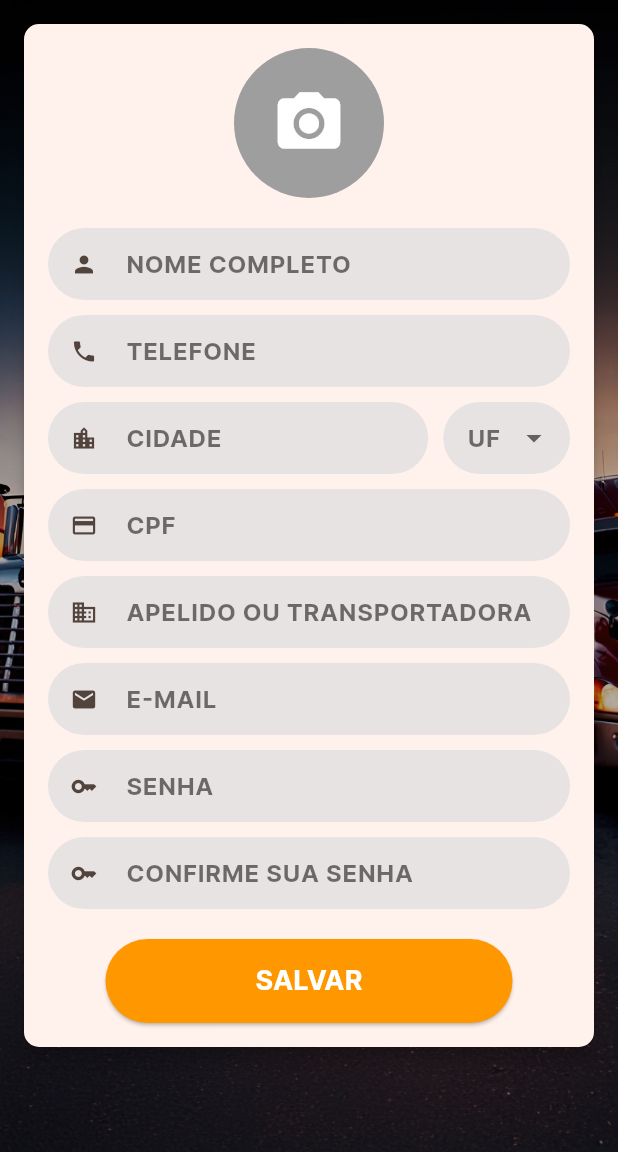
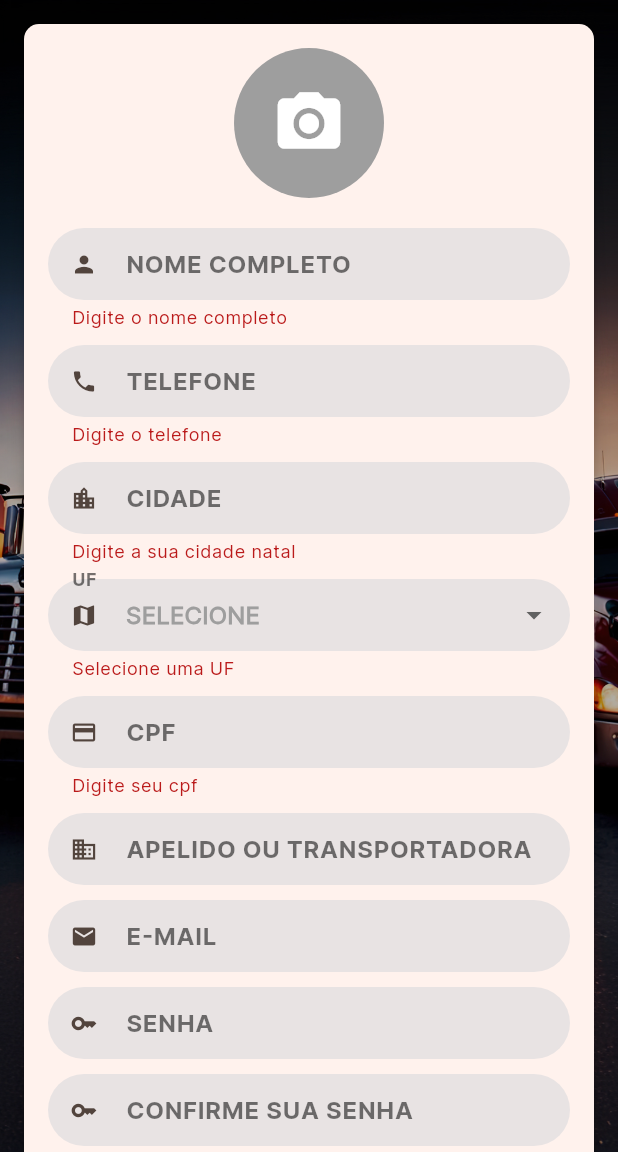
Before and after one commit to Luizgustavoo/rodocalc, a Flutter app: the SignUpView screen opened by its route, after a tap on "SALVAR", on a phone screen of 412 x 824 dp, the part 84-1236 px from its top. Run offline on Flutter 3.47's test engine with Material 3 defaults, Android fonts, the phone set to English and light mode, and no system bars; our stand-ins replace get, get_storage, image_cropper, image_picker; missing offline and left inert: graphic; accounts and stored records are empty.

Commit message:
validators

```diff
--- a/lib/app/data/controllers/login_controller.dart
+++ b/lib/app/data/controllers/login_controller.dart
@@ -58,4 +58,6 @@ class LoginController extends GetxController {
     repository.getLogout();
     loading.value = false;
   }
+
+
 }
--- a/lib/app/data/controllers/signup_controller.dart
+++ b/lib/app/data/controllers/signup_controller.dart
@@ -91,4 +91,13 @@ class SignUpController extends GetxController {
       Get.snackbar('Erro', 'Nenhuma imagem selecionada');
     }
   }
+
+  Future <void> insert() async{
+    print(formSignupKey.currentState!.validate());
+    if(formSignupKey.currentState!.validate()){
+
+    }else{
+      print("erros");
+    }
+  }
 }
--- a/lib/app/data/providers/auth_provider.dart
+++ b/lib/app/data/providers/auth_provider.dart
@@ -62,11 +62,7 @@ class AuthApiClient {
       var request = http.MultipartRequest('POST', companyUrl);
 
       request.fields.addAll({
-        "nome": nome,
-        "cnpj": cnpj,
-        "responsavel": responsavel,
-        "telefone": telefone,
-        "nome_pessoa": nomePessoa,
+
         "user_id": ServiceStorage.getUserId().toString(),
         "status": "1"
       });
--- a/lib/app/modules/signup/signup_view.dart
+++ b/lib/app/modules/signup/signup_view.dart
@@ -1,9 +1,12 @@
 import 'dart:io';
+import 'dart:ui';
 
+import 'package:flutter/cupertino.dart';
 import 'package:flutter/material.dart';
 import 'package:get/get.dart';
 import 'package:image_picker/image_picker.dart';
 import 'package:rodocalc/app/data/controllers/signup_controller.dart';
+import 'package:rodocalc/app/utils/services.dart';
 
 class SignUpView extends GetView<SignUpController> {
   const SignUpView({super.key});
@@ -59,6 +62,7 @@ class SignUpView extends GetView<SignUpController> {
             padding: const EdgeInsets.all(16.0),
             child: Form(
               key: controller.formSignupKey,
+              autovalidateMode: AutovalidateMode.onUserInteraction,
               child: Column(
                 mainAxisAlignment: MainAxisAlignment.center,
                 children: [
@@ -100,6 +104,16 @@ class SignUpView extends GetView<SignUpController> {
                               prefixIcon: Icon(Icons.person),
                               labelText: 'NOME COMPLETO',
                             ),
+                            validator: (value) {
+                              if (value == null || value.isEmpty) {
+                                return "Digite o nome completo";
+                              }
+                              List<String> nameParts = value.split(' ');
+                              if (nameParts.length < 2) {
+                                return "Digite o nome completo (nome e sobrenome)";
+                              }
+                              return null;  // Return null if the input is valid
+                            },
                           ),
                           const SizedBox(height: 10),
                           TextFormField(
@@ -108,45 +122,63 @@ class SignUpView extends GetView<SignUpController> {
                               prefixIcon: Icon(Icons.phone),
                               labelText: 'TELEFONE',
                             ),
+                            validator: (value){
+                              if(value == null || value.isEmpty){
+                                return "Digite o telefone";
+                              }
+                            },
                           ),
                           const SizedBox(height: 10),
-                          Row(
+                          Column(
+                            crossAxisAlignment: CrossAxisAlignment.start,
                             children: [
-                              Expanded(
-                                flex: 3,
-                                child: TextFormField(
+                              TextFormField(
                                 controller: controller.txtCidadeController,
                                 decoration: const InputDecoration(
                                   prefixIcon: Icon(Icons.location_city),
                                   labelText: 'CIDADE',
                                 ),
+                                validator: (value) {
+                                  if (value == null || value.isEmpty) {
+                                    return "Digite a sua cidade natal";
+                                  }
+                                  return null;
+                                },
+                              ),
+                              const SizedBox(height: 10),
+                              Obx(() {
+                                return DropdownButtonFormField<String>(
+                                  value: controller.selectedState.value == '' ? null : controller.selectedState.value,
+                                  decoration: const InputDecoration(
+                                    prefixIcon: Icon(Icons.map),
+                                    labelText: 'UF',
+                                  ),
+                                  items: [
+                                    const DropdownMenuItem<String>(
+                                      value: null,
+                                      child: Text(
+                                        'SELECIONE',
+                                        style: TextStyle(fontWeight: FontWeight.bold, color: Colors.grey),
                                       ),
                                     ),
-                              const SizedBox(width: 10),
-                              Expanded(
-                                flex: 1,
-                                child: Obx(() {
-                                  return DropdownButtonFormField<String>(
-                                    value: controller.selectedState.value == ''
-                                        ? null
-                                        : controller.selectedState.value,
-                                    decoration: const InputDecoration(
-                                      labelText: 'UF',
-                                    ),
-                                    items:
-                                        controller.states.map((String state) {
+                                    ...controller.states.map((String state) {
                                       return DropdownMenuItem<String>(
                                         value: state,
                                         child: Text(state),
                                       );
                                     }).toList(),
+                                  ],
                                   onChanged: (newValue) {
-                                      controller.selectedState.value =
-                                          newValue!;
+                                    controller.selectedState.value = newValue!;
+                                  },
+                                  validator: (value) {
+                                    if (value == null) {
+                                      return "Selecione uma UF";
+                                    }
+                                    return null;
                                   },
                                 );
                               }),
-                              ),
                             ],
                           ),
                           const SizedBox(height: 10),
@@ -156,6 +188,14 @@ class SignUpView extends GetView<SignUpController> {
                               prefixIcon: Icon(Icons.credit_card),
                               labelText: 'CPF',
                             ),
+                            validator: (value){
+                              if(value == null || value.isEmpty){
+                                return "Digite seu cpf";
+                              }
+                              if(!Services.validCPF(value)){
+                                return "Digite um cpf válido";
+                              }
+                            },
                           ),
                           const SizedBox(height: 10),
                           TextFormField(
@@ -193,7 +233,9 @@ class SignUpView extends GetView<SignUpController> {
                           ),
                           const SizedBox(height: 20),
                           ElevatedButton(
-                            onPressed: () {},
+                            onPressed: () {
+                              controller.insert();
+                            },
                             style: ElevatedButton.styleFrom(
                               padding: const EdgeInsets.symmetric(
                                 horizontal: 100,
--- /dev/null
+++ b/lib/app/utils/services.dart
@@ -0,0 +1,57 @@
+class Services {
+  static String _route = '/home';
+
+  static String getRoute() {
+    return _route;
+  }
+
+  static void setRoute(String route) {
+    _route = route;
+  }
+
+  static bool validCPF(String cpf) {
+    if (cpf == null || cpf.isEmpty) {
+      return false;
+    }
+
+    // Remover caracteres não numéricos
+    cpf = cpf.replaceAll(RegExp(r'\D'), '');
+
+    // Verificar se o CPF tem 11 dígitos
+    if (cpf.length != 11) {
+      return false;
+    }
+
+    // Verificar se todos os dígitos são iguais
+    if (RegExp(r'^(\d)\1*$').hasMatch(cpf)) {
+      return false;
+    }
+
+    // Validar dígitos verificadores
+    List<int> numbers = cpf.split('').map((d) => int.parse(d)).toList();
+    int sum1 = 0, sum2 = 0;
+
+    for (int i = 0; i < 9; i++) {
+      sum1 += numbers[i] * (10 - i);
+      sum2 += numbers[i] * (11 - i);
+    }
+
+    int digit1 = (sum1 * 10 % 11) % 10;
+    sum2 += digit1 * 2;
+    int digit2 = (sum2 * 10 % 11) % 10;
+
+    return numbers[9] == digit1 && numbers[10] == digit2;
+  }
+
+  static bool validEmail(String email) {
+    if (email == null || email.isEmpty) {
+      return false;
+    }
+
+    // Regex para validar email
+    String pattern = r'^[a-zA-Z0-9._%+-]+@[a-zA-Z0-9.-]+\.[a-zA-Z]{2,}$';
+    RegExp regex = RegExp(pattern);
+
+    return regex.hasMatch(email);
+  }
+}
```
Lines whose indentation alone changed are shown as unchanged.
